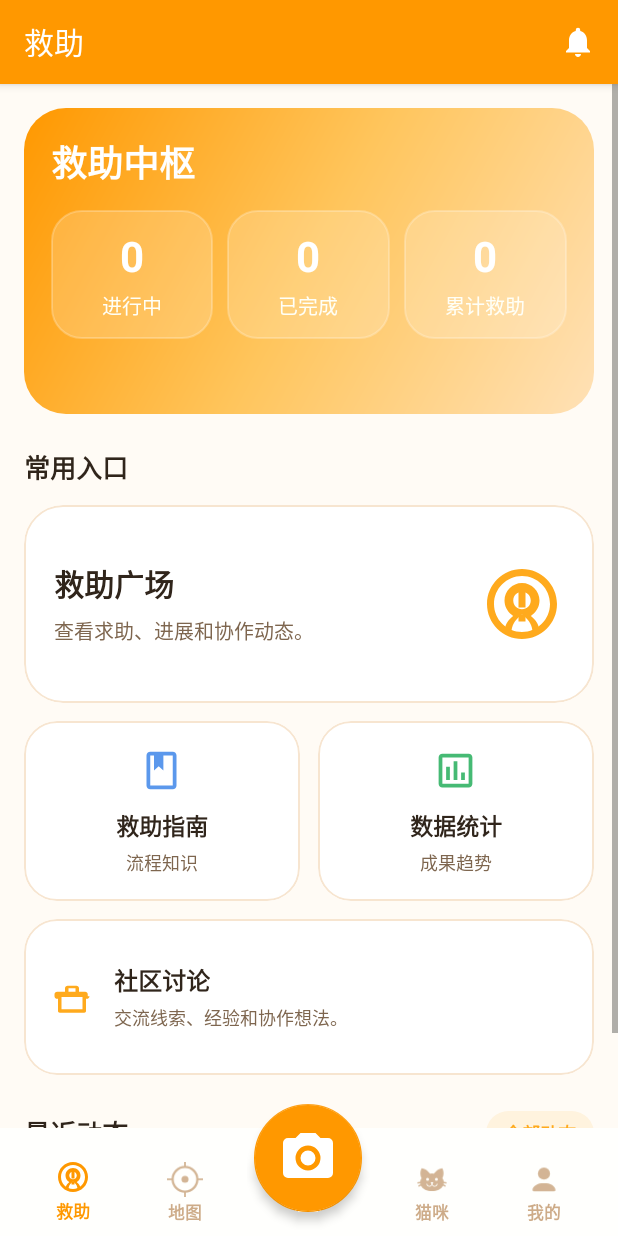
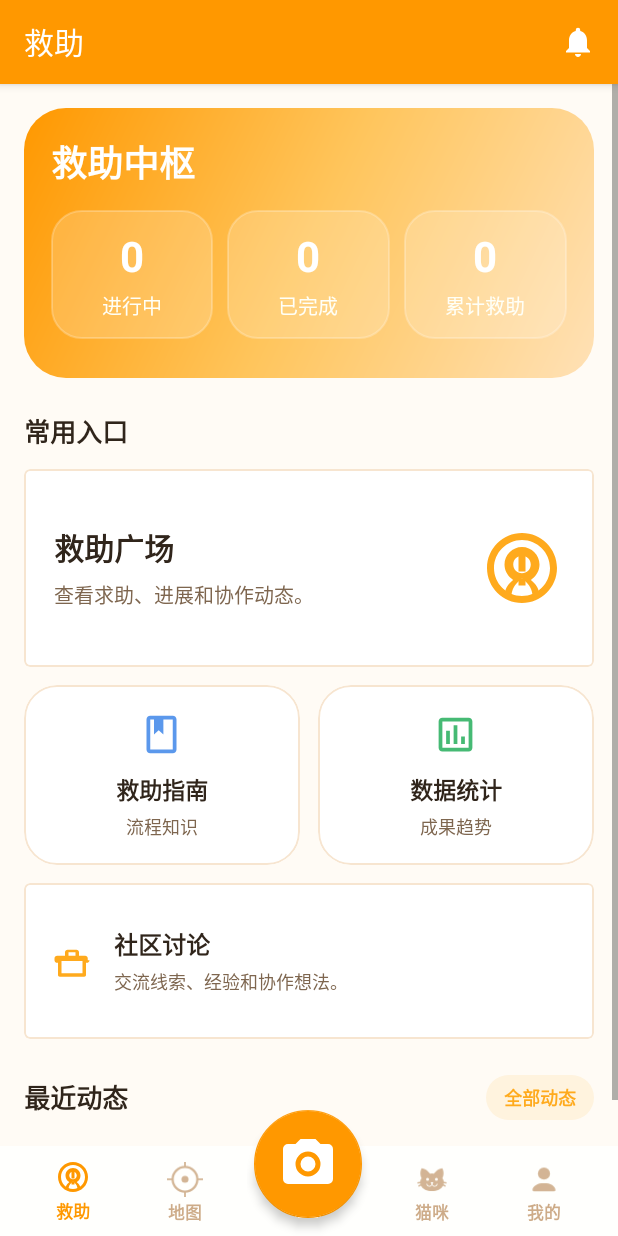
Before and after one commit to BlackCoder0/OurCat_Android, an Android app: the MainActivity screen opened directly, with no data from a screen before it, on a phone screen of 412 x 824 dp. Run offline under Robolectric (Android 15) with nearby library versions, the phone set to English and light mode, and no system bars; our stand-ins replace navigation-ui; libraries missing offline, so code that uses them is left out: com.amap.api; network calls fail; pictures from the network do not load; 42 statements that could not run were skipped.

Commit message:
小修改

```diff
--- a/app/src/main/res/layout/activity_main.xml
+++ b/app/src/main/res/layout/activity_main.xml
@@ -26,7 +26,7 @@
         android:layout_width="match_parent"
         android:layout_height="match_parent"
         android:clipToPadding="false"
-        android:paddingBottom="72dp"
+        android:paddingBottom="60dp"
         android:visibility="gone"
         app:layout_behavior="@string/appbar_scrolling_view_behavior" />
 
@@ -36,7 +36,7 @@
         android:layout_width="match_parent"
         android:layout_height="match_parent"
         android:clipToPadding="false"
-        android:paddingBottom="72dp"
+        android:paddingBottom="60dp"
         app:defaultNavHost="true"
         app:layout_behavior="@string/appbar_scrolling_view_behavior"
         app:navGraph="@navigation/nav_graph" />
@@ -51,7 +51,7 @@
 
         <View
             android:layout_width="match_parent"
-            android:layout_height="72dp"
+            android:layout_height="60dp"
             android:layout_gravity="bottom"/>
 
         <LinearLayout
@@ -64,7 +64,7 @@
 
             <LinearLayout
                 android:layout_width="0dp"
-                android:layout_height="72dp"
+                android:layout_height="60dp"
                 android:layout_weight="2"
                 android:gravity="bottom"
                 android:orientation="horizontal"
@@ -133,7 +133,7 @@
 
             <FrameLayout
                 android:layout_width="0dp"
-                android:layout_height="104dp"
+                android:layout_height="96dp"
                 android:layout_weight="1"
                 android:clipChildren="false">
 
@@ -156,7 +156,7 @@
 
             <LinearLayout
                 android:layout_width="0dp"
-                android:layout_height="72dp"
+                android:layout_height="60dp"
                 android:layout_weight="2"
                 android:gravity="bottom"
                 android:orientation="horizontal"
--- a/app/src/main/res/layout/fragment_rescue_home_center.xml
+++ b/app/src/main/res/layout/fragment_rescue_home_center.xml
@@ -17,7 +17,7 @@
 
         <FrameLayout
             android:layout_width="match_parent"
-            android:layout_height="204dp"
+            android:layout_height="180dp"
             android:background="@drawable/bg_rescue_hero"
             android:padding="18dp">
 
@@ -158,7 +158,7 @@
             android:clickable="true"
             android:focusable="true"
             app:cardBackgroundColor="@color/surface"
-            app:cardCornerRadius="26dp"
+
             app:cardElevation="0dp"
             app:strokeColor="@color/divider"
             app:strokeWidth="1dp">
@@ -309,7 +309,7 @@
             android:clickable="true"
             android:focusable="true"
             app:cardBackgroundColor="@color/surface"
-            app:cardCornerRadius="22dp"
+
             app:cardElevation="0dp"
             app:strokeColor="@color/divider"
             app:strokeWidth="1dp">
```
